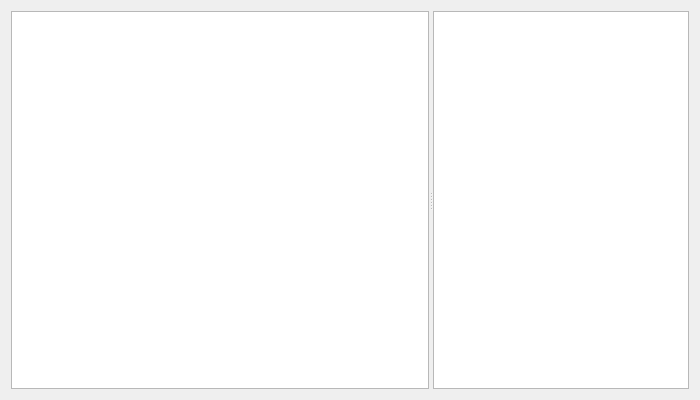
Above: gui_sub.ui from draapho/CapitalData before the change. Below: the same form after it.
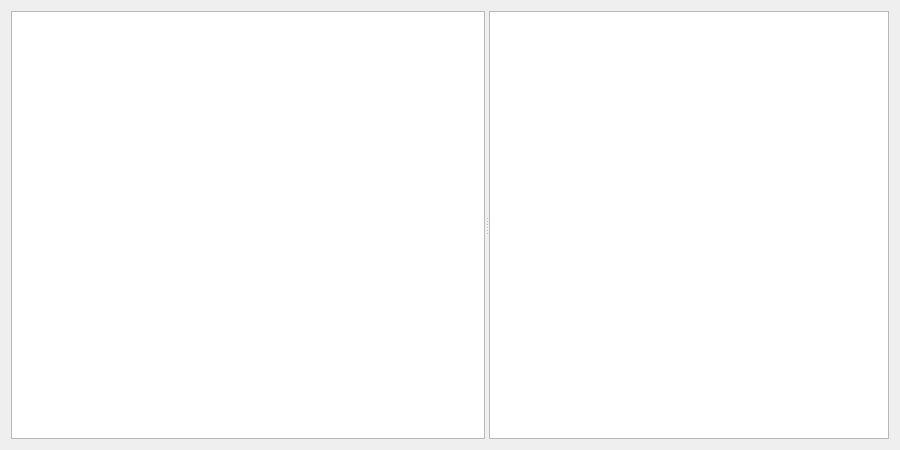
That is the form after the change. Custom widgets are drawn as their Qt base class.

Diff of the .ui file:
```diff
--- a/gui_sub.ui
+++ b/gui_sub.ui
@@ -6,8 +6,8 @@
    <rect>
     <x>0</x>
     <y>0</y>
-    <width>700</width>
-    <height>400</height>
+    <width>900</width>
+    <height>450</height>
    </rect>
   </property>
   <property name="windowTitle">
@@ -64,6 +64,12 @@
       </layout>
      </widget>
      <widget class="QWidget" name="widget_2" native="true">
+      <property name="minimumSize">
+       <size>
+        <width>400</width>
+        <height>0</height>
+       </size>
+      </property>
       <layout class="QGridLayout" name="gridLayout">
        <property name="leftMargin">
         <number>0</number>
```
